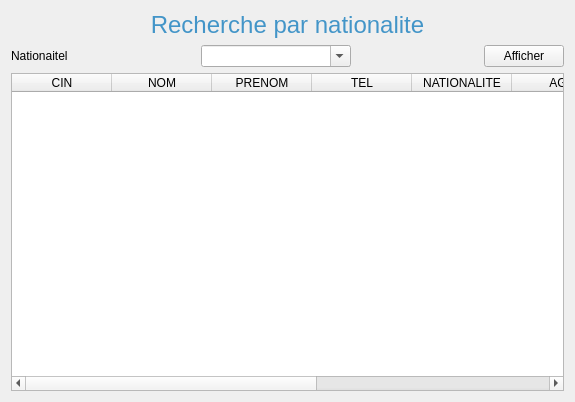
Qt form recherchenatiop.ui (ananomri/projet-anan-and-assma) before a commit.
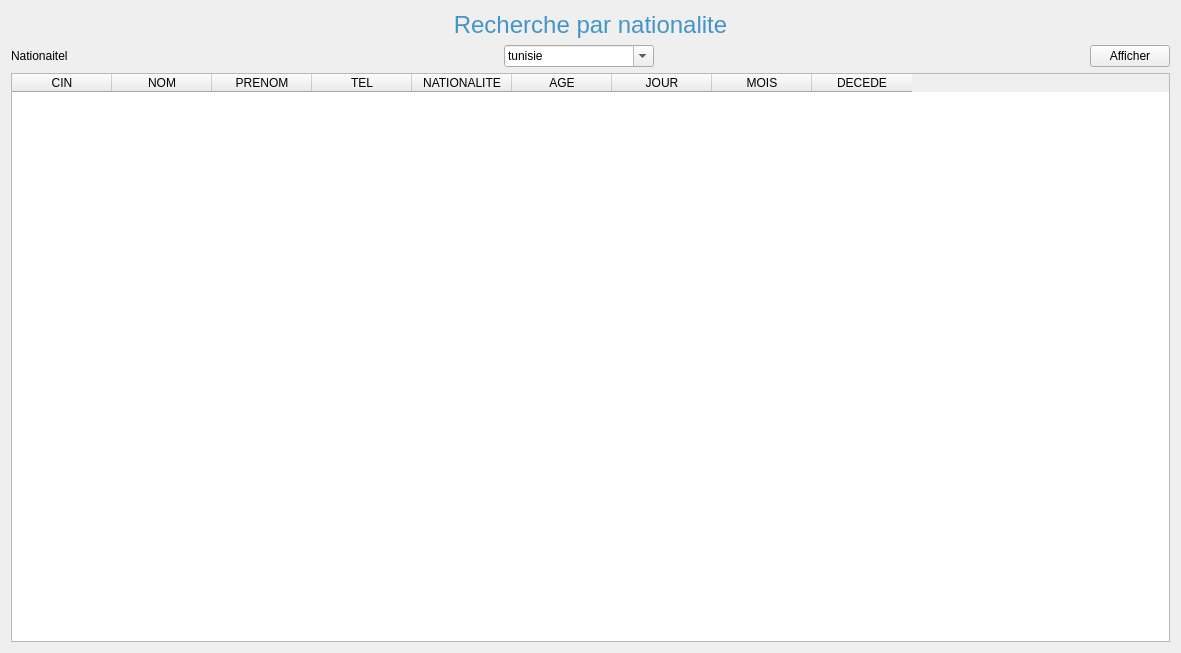
The same form after that commit. Icons and pictures are not drawn.

The edit to the form file:
```diff
--- a/recherchenatiop.ui
+++ b/recherchenatiop.ui
@@ -6,13 +6,18 @@
    <rect>
     <x>0</x>
     <y>0</y>
-    <width>575</width>
-    <height>402</height>
+    <width>1181</width>
+    <height>653</height>
    </rect>
   </property>
   <property name="windowTitle">
    <string>Form</string>
   </property>
+  <property name="styleSheet">
+   <string notr="true">#wnat{
+	border-image: url(im31.png) 0 0 0 0 stretch stretch;
+}</string>
+  </property>
   <layout class="QVBoxLayout" name="verticalLayout">
    <item>
     <widget class="QLabel" name="label">
@@ -57,6 +62,11 @@
        <property name="insertPolicy">
         <enum>QComboBox::NoInsert</enum>
        </property>
+       <item>
+        <property name="text">
+         <string>tunisie</string>
+        </property>
+       </item>
       </widget>
      </item>
      <item>
```
